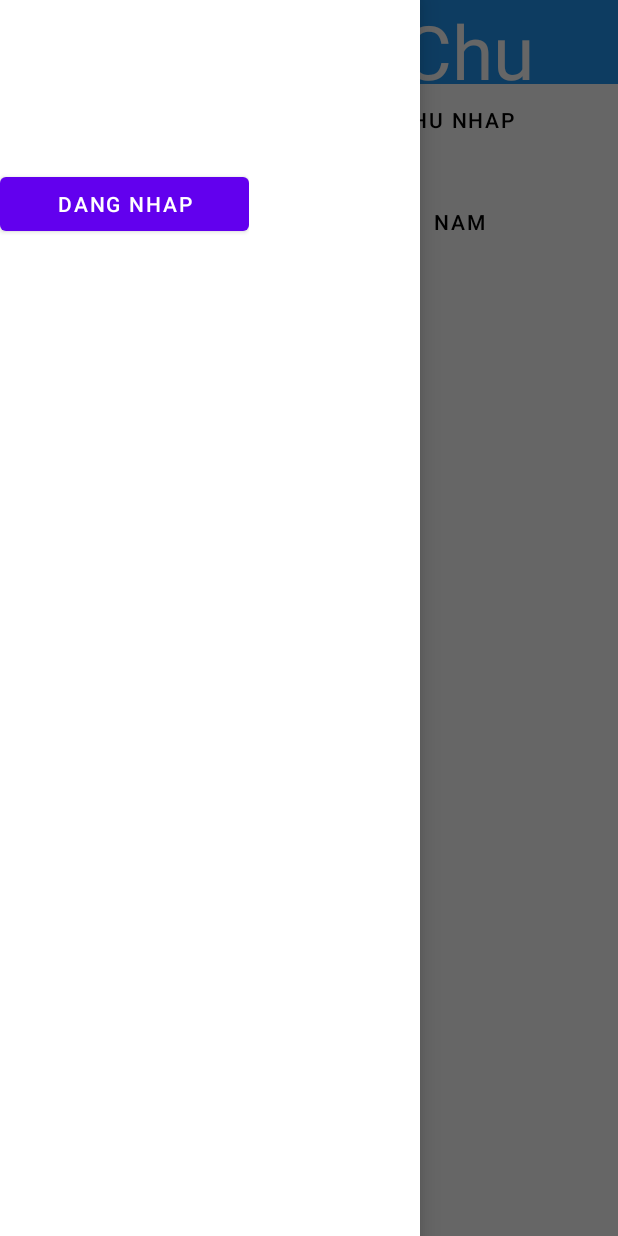
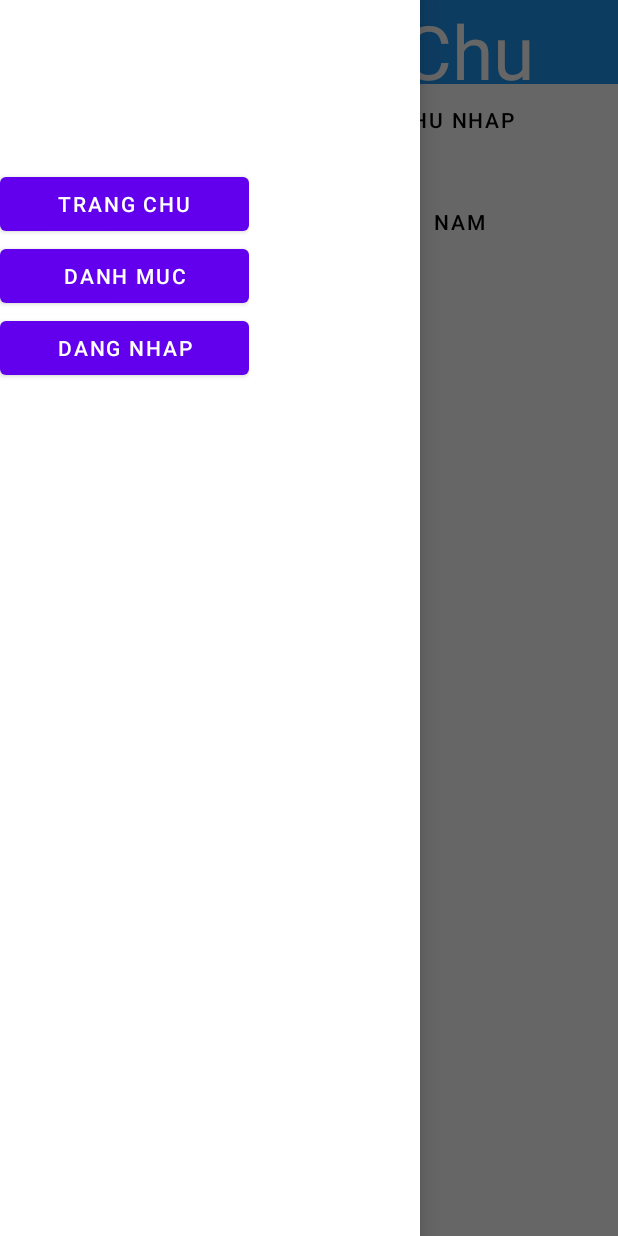
Before and after one commit to xuanloi1999/expense_management, an Android app: the screen it shows after launch (HomeActivity), with the side drawer open, on a phone screen of 412 x 824 dp. Run offline under Robolectric (Android 15) with nearby library versions, the phone set to English and light mode, and no system bars; our stand-ins replace Volley; libraries missing offline, so code that uses them is left out: org.eazegraph.lib; plain views replace PieChart; 6 statements that could not run were skipped.

```diff
--- a/ExpenseManagement2/app/src/main/java/com/example/expensemanagement/HomeActivity.java
+++ b/ExpenseManagement2/app/src/main/java/com/example/expensemanagement/HomeActivity.java
@@ -14,6 +14,7 @@ import android.view.View;
 import android.widget.Button;
 import android.widget.LinearLayout;
 import android.widget.ListView;
+import android.widget.TextView;
 import android.widget.Toast;
 
 import com.android.volley.Request;
@@ -53,7 +54,8 @@ public class HomeActivity extends AppCompatActivity {
     TransactionAdapter transactionAdapter;
     PieChart pieChart;
     LinearLayout profile;
-    Button btnExpense, btnIncome, btnDay, btnMonth, btnYear, btnLogin, btnLogout, btnAddTransaction;
+    TextView txtName, txtMoney;
+    Button btnExpense, btnIncome, btnDay, btnMonth, btnYear, btnLogin, btnLogout, btnAddTransaction, btnCategory,btnHome;
     ListView listViewTransaction;
     SharedPreferences sharedPreferences;
     String url = "https://expense-managementap.up.railway.app/transaction?accountID=";
@@ -76,6 +78,11 @@ public class HomeActivity extends AppCompatActivity {
         btnLogout = findViewById(R.id.btnLogout);
         btnAddTransaction = findViewById(R.id.btnAddTransaction);
         profile = findViewById(R.id.profile);
+        txtName = findViewById(R.id.txtName);
+        txtMoney = findViewById(R.id.txtMoney);
+        btnHome = findViewById(R.id.btnHome);
+        btnCategory = findViewById(R.id.btnCategory);
+        txtMoney = findViewById(R.id.txtMoney);
 
         transactions = new ArrayList<>();
         transactionAdapter = new TransactionAdapter(this,R.layout.transaction_item, transactions );
@@ -86,12 +93,31 @@ public class HomeActivity extends AppCompatActivity {
         if(account != null){
             btnLogin.setVisibility(View.INVISIBLE);
             btnLogout.setVisibility(View.VISIBLE);
+            txtMoney.setText(account.getMoney().toString());
+            txtName.setText(account.getUsername().toString());
             GetTransactionData(url+ account.get_id() +"&typeTransaction=EXPENSE");
         }else{
             profile.setVisibility(View.INVISIBLE);
             btnAddTransaction.setVisibility(View.INVISIBLE);
             btnLogout.setVisibility(View.INVISIBLE);
         }
+        btnHome.setOnClickListener(new View.OnClickListener() {
+            @Override
+            public void onClick(View view) {
+                Intent intent1 = new Intent(HomeActivity.this, HomeActivity.class);
+                intent1.putExtra("account", account);
+                startActivity(intent1);
+            }
+        });
+
+        btnCategory.setOnClickListener(new View.OnClickListener() {
+            @Override
+            public void onClick(View view) {
+                Intent intent1 = new Intent(HomeActivity.this, CategoryActivity.class);
+                intent1.putExtra("account", account);
+                startActivity(intent1);
+            }
+        });
         profile.setOnClickListener(new View.OnClickListener() {
             @Override
             public void onClick(View view) {
@@ -111,6 +137,7 @@ public class HomeActivity extends AppCompatActivity {
             @Override
             public void onClick(View view) {
                 Intent intent1 = new Intent(HomeActivity.this, TransactionActivity.class);
+                intent1.putExtra("account", account);
                 startActivity(intent1);
             }
         });
--- a/ExpenseManagement2/app/src/main/res/layout/activity_home.xml
+++ b/ExpenseManagement2/app/src/main/res/layout/activity_home.xml
@@ -156,6 +156,18 @@
                 </LinearLayout>
                 <Button
                     android:gravity="center"
+                    android:id="@+id/btnHome"
+                    android:layout_width="match_parent"
+                    android:layout_height="wrap_content"
+                    android:text="Trang Chu" />
+                <Button
+                    android:gravity="center"
+                    android:id="@+id/btnCategory"
+                    android:layout_width="match_parent"
+                    android:layout_height="wrap_content"
+                    android:text="Danh Muc" />
+                <Button
+                    android:gravity="center"
                     android:id="@+id/btnLogin"
                     android:layout_width="match_parent"
                     android:layout_height="wrap_content"
--- a/ExpenseManagement2/app/src/main/res/layout/activity_transaction.xml
+++ b/ExpenseManagement2/app/src/main/res/layout/activity_transaction.xml
@@ -42,6 +42,7 @@
                 android:orientation="horizontal">
 
                 <Button
+                    android:id="@+id/btnExpense"
                     android:layout_width="wrap_content"
                     android:layout_height="wrap_content"
                     android:layout_weight="1"
@@ -50,6 +51,7 @@
                     android:textColor="#000" />
 
                 <Button
+                    android:id="@+id/btnIncome"
                     android:layout_width="wrap_content"
                     android:layout_height="wrap_content"
                     android:layout_weight="1"
@@ -96,7 +98,7 @@
             </com.google.android.material.textfield.TextInputLayout>
 
             <TextView
-                android:id="@+id/edtTransactionAt"
+
                 android:layout_weight="1"
                 android:layout_width="match_parent"
                 android:layout_height="wrap_content"
@@ -105,7 +107,7 @@
             <EditText
                 android:gravity="start"
                 android:layout_weight="1"
-                android:id="@+id/transactionAt"
+                android:id="@+id/edtTransactionAt"
                 android:layout_width="match_parent"
                 android:layout_height="wrap_content"
                 android:background="@drawable/edit_text_border"
```
Also changed, not shown: ExpenseManagement2/app/src/main/java/com/example/expensemanagement/Model/Category.java (+19 -0 lines), ExpenseManagement2/app/src/main/java/com/example/expensemanagement/TransactionActivity.java (+93 -5 lines), 1 other file.
